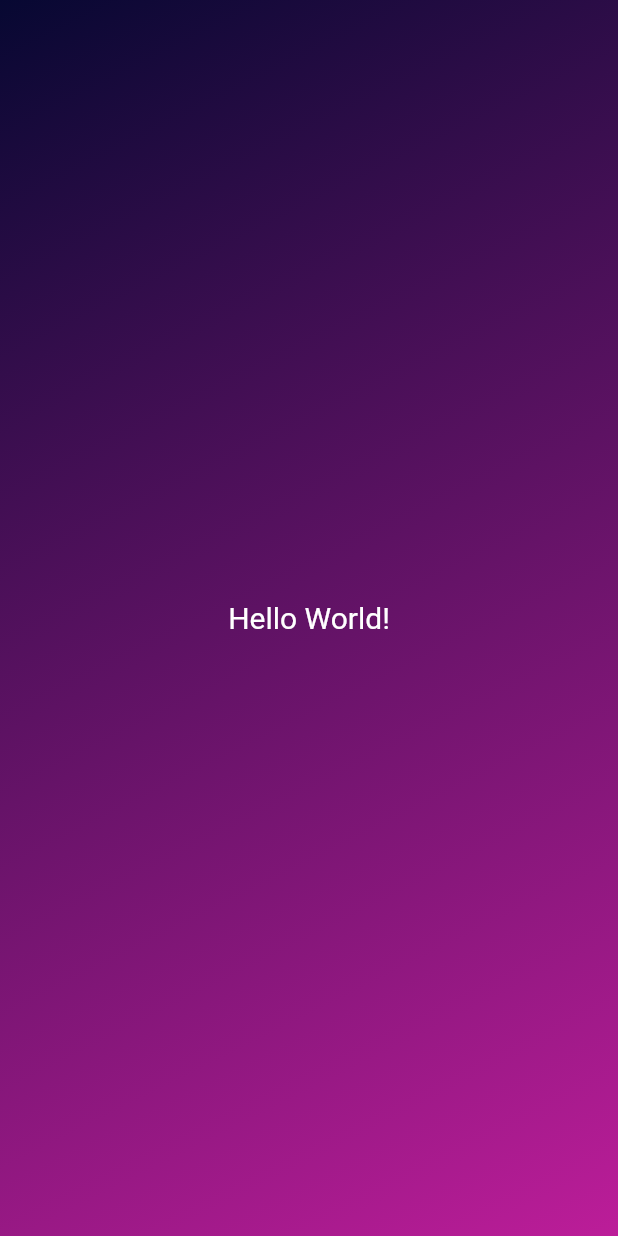
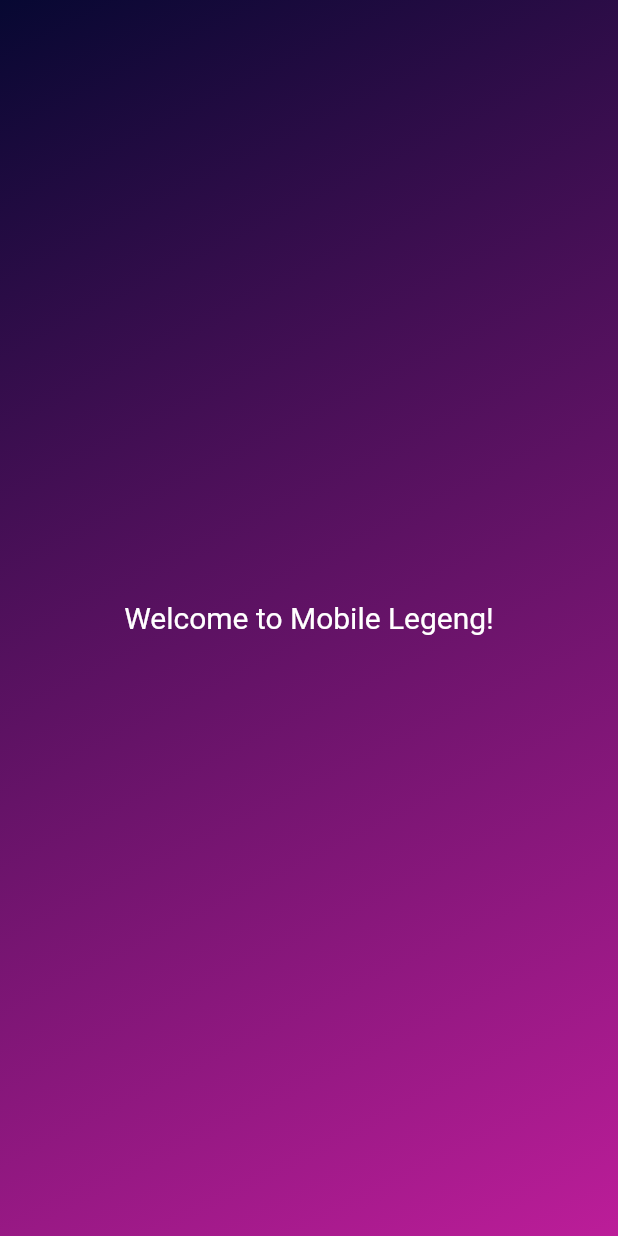
Before and after one commit to alfaalexx/learn-flutter, a Flutter app: the screen it shows after launch, on a phone screen of 412 x 824 dp. Run offline on Flutter 3.47's test engine with Material 2 defaults, Android fonts, the phone set to English and light mode, and no system bars.

Commit message:
learn dinamis color and text

```diff
--- a/lib/gradient_container.dart
+++ b/lib/gradient_container.dart
@@ -5,24 +5,46 @@ const startAlignment = Alignment.topLeft;
 const endAlignment = Alignment.bottomRight;
 
 class GradientContainer extends StatelessWidget {
-  const GradientContainer({super.key});
+  const GradientContainer(this.color1, this.color2, {super.key});
+
+  final Color color1;
+  final Color color2;
 
   @override
   Widget build(context) {
     return Container(
-      decoration: const BoxDecoration(
+      decoration: BoxDecoration(
         gradient: LinearGradient(
-          colors: [
-            Color.fromARGB(255, 7, 8, 50),
-            Color.fromARGB(255, 188, 29, 153),
-          ],
+          colors: [color1, color2],
           begin: startAlignment,
           end: endAlignment,
         ),
       ),
       child: const Center(
-        child: StyledText('Hello World!'),
+        child: StyledText('Welcome to Mobile Legeng!'),
       ),
     );
   }
 }
+// Alternatif Solution
+// class GradientContainer extends StatelessWidget {
+//   const GradientContainer(this.colors, {super.key});
+
+//   final List<Color> colors;
+
+//   @override
+//   Widget build(context) {
+//     return Container(
+//       decoration: BoxDecoration(
+//         gradient: LinearGradient(
+//           colors: colors,
+//           begin: startAlignment,
+//           end: endAlignment,
+//         ),
+//       ),
+//       child: const Center(
+//         child: StyledText('Hello!'),
+//       ),
+//     );
+//   }
+// }
--- a/lib/main.dart
+++ b/lib/main.dart
@@ -5,7 +5,10 @@ void main() {
   runApp(
     const MaterialApp(
       home: Scaffold(
-        body: GradientContainer(),
+        body: GradientContainer(
+          Color.fromARGB(255, 7, 8, 50),
+          Color.fromARGB(255, 188, 29, 153),
+        ),
       ),
     ),
   );
```
